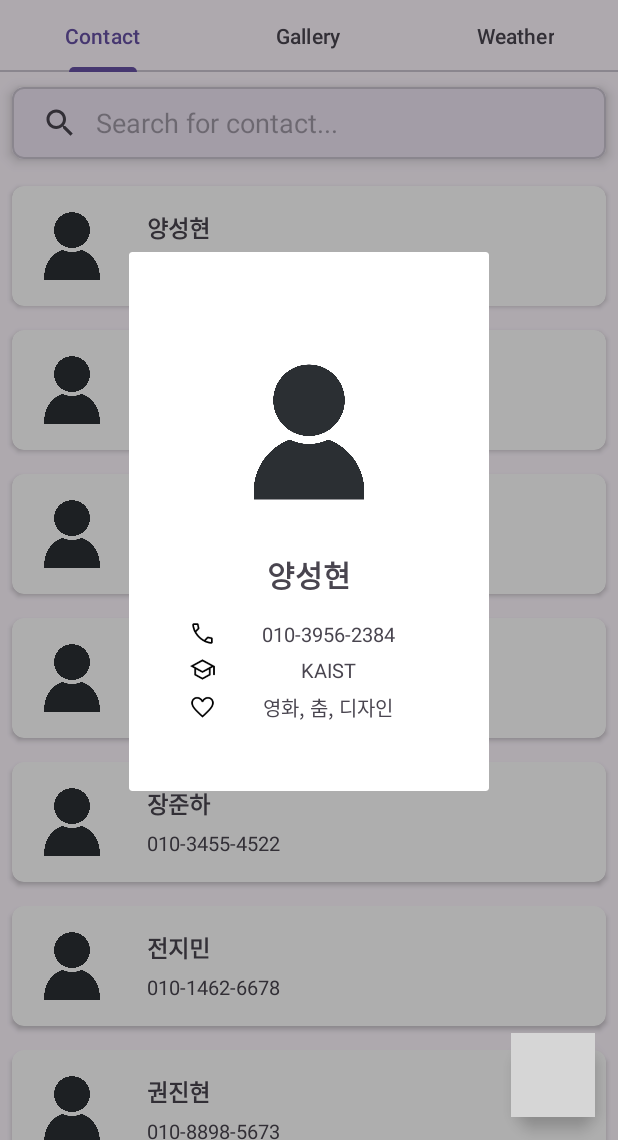
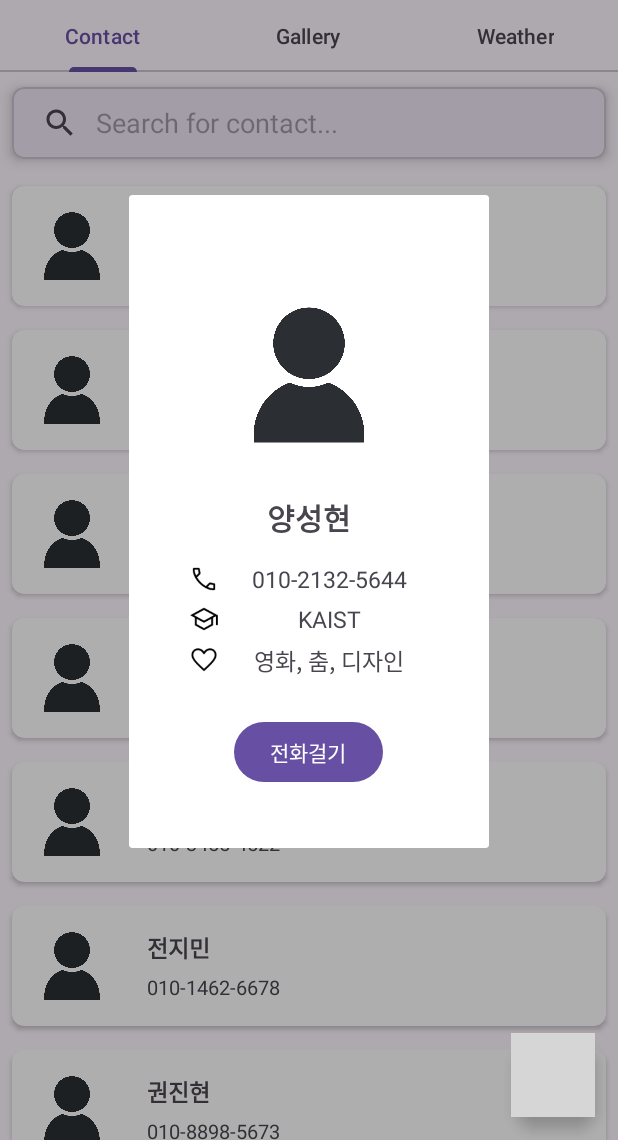
Before and after one commit to jysh1023/Madcamp_Project1_COGAWE, an Android app: the screen it shows after launch (MainActivity), after a tap on "양성현", on a phone screen of 412 x 824 dp, the part 96-1236 px from its top. Run offline under Robolectric (Android 15) with nearby library versions, the phone set to English and light mode, and no system bars; grey boxes are pictures that could not be loaded.

Commit message:
Add call connection, edit item detail layout

```diff
--- a/app/src/main/assets/contact.json
+++ b/app/src/main/assets/contact.json
@@ -1,7 +1,7 @@
 [
     {
       "name": "양성현",
-      "contact": "010-3956-2384",
+      "contact": "010-2132-5644",
       "school": "KAIST",
       "interest": "영화, 춤, 디자인"
     },
--- a/app/src/main/java/com/example/madcamp_project1/contact/ContactDetailDialog.kt
+++ b/app/src/main/java/com/example/madcamp_project1/contact/ContactDetailDialog.kt
@@ -1,5 +1,7 @@
 package com.example.madcamp_project1.contact
 
+import android.content.Intent
+import android.net.Uri
 import android.os.Bundle
 import android.view.LayoutInflater
 import android.view.View
@@ -40,6 +42,14 @@ class ContactDetailDialog (item : ContactData) : DialogFragment(){
         bind.userSchool.text = school
         bind.userInterest.text = interest
 
+        bind.callButton.setOnClickListener {
+
+            val telNumber = "tel:${contact}"
+
+            val intent = Intent(Intent.ACTION_VIEW, Uri.parse(telNumber))
+            startActivity(intent)
+        }
+
         return bind.root
     }
 
--- a/app/src/main/res/layout/item_contact_detail.xml
+++ b/app/src/main/res/layout/item_contact_detail.xml
@@ -1,5 +1,6 @@
 <?xml version="1.0" encoding="utf-8"?>
 <LinearLayout xmlns:android="http://schemas.android.com/apk/res/android"
+    xmlns:tools="http://schemas.android.com/tools"
     xmlns:app="http://schemas.android.com/apk/res-auto"
     android:layout_width="wrap_content"
     android:layout_height="wrap_content"
@@ -54,8 +55,8 @@
             android:paddingBottom="5dp">
 
             <ImageView
-                android:layout_width="18dp"
-                android:layout_height="18dp"
+                android:layout_width="20dp"
+                android:layout_height="20dp"
                 android:src="@drawable/contact_icon" />
 
             <TextView
@@ -63,7 +64,7 @@
                 android:layout_width="match_parent"
                 android:layout_height="wrap_content"
                 android:text="Contact"
-                android:textSize="13sp"
+                android:textSize="15sp"
                 android:textAlignment="center"
                 android:layout_marginStart="7dp"/>
 
@@ -77,8 +78,8 @@
             android:paddingBottom="5dp">
 
             <ImageView
-                android:layout_width="18dp"
-                android:layout_height="18dp"
+                android:layout_width="20dp"
+                android:layout_height="20dp"
                 android:src="@drawable/school_icon"/>
 
             <TextView
@@ -86,7 +87,7 @@
                 android:layout_width="match_parent"
                 android:layout_height="wrap_content"
                 android:text="School"
-                android:textSize="13sp"
+                android:textSize="15sp"
                 android:textAlignment="center"
                 android:layout_marginStart="7dp"/>
 
@@ -100,8 +101,8 @@
             android:paddingBottom="5dp">
 
             <ImageView
-                android:layout_width="18dp"
-                android:layout_height="18dp"
+                android:layout_width="20dp"
+                android:layout_height="20dp"
                 android:src="@drawable/interest_icon"/>
 
             <TextView
@@ -109,11 +110,23 @@
                 android:layout_width="match_parent"
                 android:layout_height="wrap_content"
                 android:text="Interest"
-                android:textSize="13sp"
+                android:textSize="15sp"
                 android:textAlignment="center"
                 android:layout_marginStart="7dp"/>
 
         </LinearLayout>
+
+
+        <Button
+            android:id="@+id/callButton"
+            android:layout_width="wrap_content"
+            android:layout_height="wrap_content"
+            android:layout_weight="1"
+            android:text="전화걸기"
+            android:textSize="14dp"
+            tools:ignore="TextSizeCheck"
+            android:layout_gravity="center"
+            android:layout_marginTop="20dp"/>
 
 
     </LinearLayout>
```
Also changed, not shown: app/src/main/java/com/example/madcamp_project1/contact/ContactFragment.kt (+0 -8 lines), app/src/main/java/com/example/madcamp_project1/contact/NewContactDialog.kt (+0 -7 lines).
